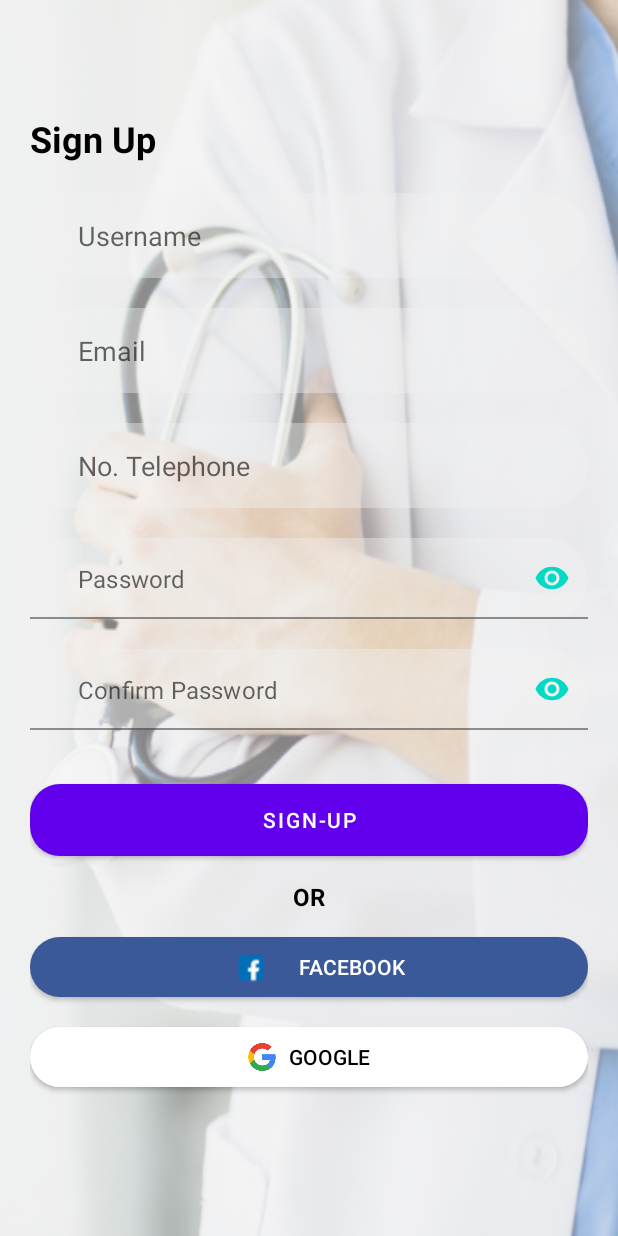
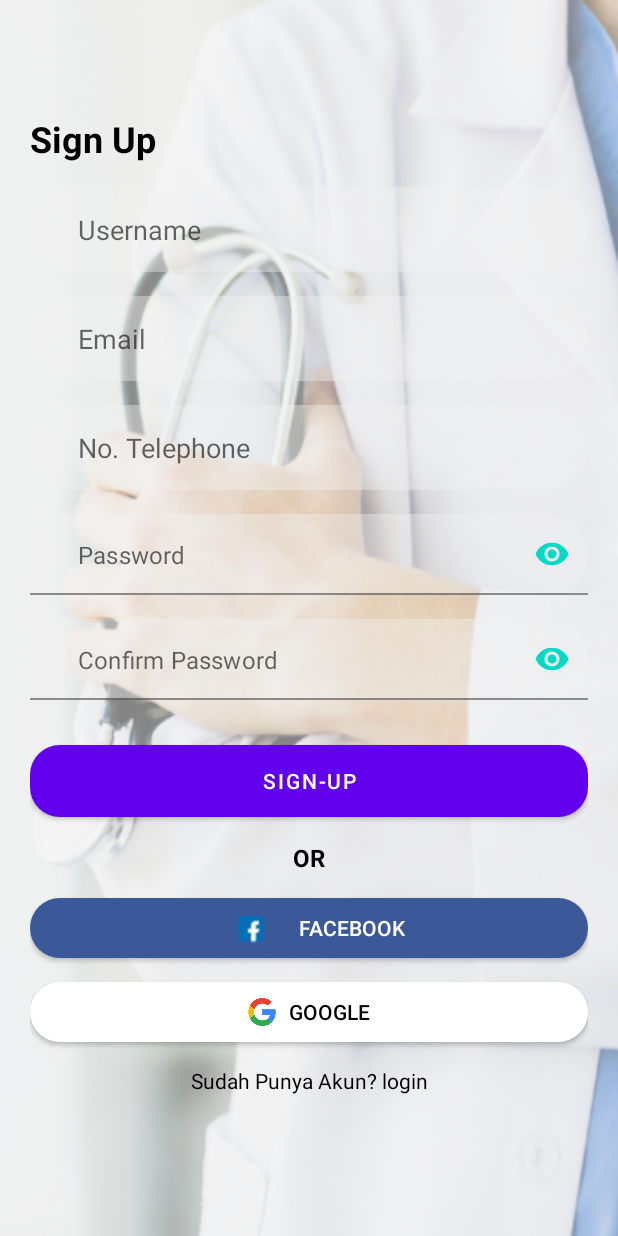
Before and after one commit to dikdikalihsan/rsudalihsanmobile.github.io, an Android app: the layout activity_sign_up.xml on its own in the app's theme, with its tools: preview values and no code run, on a phone screen of 412 x 824 dp. Run offline under Robolectric (Android 15) with nearby library versions, the phone set to English and light mode, and no system bars.

Commit message:
menambahkan di forgot password dan sign up

```diff
--- a/app/src/main/res/layout/activity_sign_up.xml
+++ b/app/src/main/res/layout/activity_sign_up.xml
@@ -42,7 +42,7 @@
                 android:textSize="24sp"
                 android:textStyle="bold"
                 android:textColor="@android:color/black"
-                android:layout_marginBottom="20dp"/>
+                android:layout_marginBottom="16dp"/>
 
             <EditText
                 android:id="@+id/etUsername"
@@ -55,8 +55,8 @@
                 android:paddingTop="16dp"
                 android:paddingBottom="16dp"
                 android:paddingEnd="16dp"
-                android:layout_marginBottom="20dp"
-                />
+                android:layout_marginBottom="16dp">
+            </EditText>
 
             <EditText
                 android:id="@+id/etEmailSignUp"
@@ -69,7 +69,7 @@
                 android:paddingTop="16dp"
                 android:paddingBottom="16dp"
                 android:paddingEnd="16dp"
-                android:layout_marginBottom="20dp"
+                android:layout_marginBottom="16dp"
                 />
 
             <EditText
@@ -83,7 +83,7 @@
                 android:paddingTop="16dp"
                 android:paddingBottom="16dp"
                 android:paddingEnd="16dp"
-                android:layout_marginBottom="20dp"
+                android:layout_marginBottom="16dp"
                 />
 
             <com.google.android.material.textfield.TextInputLayout
@@ -93,7 +93,7 @@
                 app:passwordToggleTint="@color/teal_200"
                 app:hintEnabled="false"
                 android:gravity="center_vertical"
-                android:layout_marginBottom="20dp">
+                android:layout_marginBottom="16dp">
 
                 <EditText
                     android:id="@+id/etConfirmPasswordSignUp"
@@ -116,7 +116,7 @@
                 app:passwordToggleTint="@color/teal_200"
                 app:hintEnabled="false"
                 android:gravity="center_vertical"
-                android:layout_marginBottom="36dp">
+                android:layout_marginBottom="30dp">
 
                 <EditText
                     android:id="@+id/etPasswordSignUp"
@@ -159,7 +159,7 @@
                 android:layout_width="match_parent"
                 android:layout_height="40dp"
                 android:background="@drawable/bg_btn_facebook"
-                android:layout_marginBottom="20dp"
+                android:layout_marginBottom="16dp"
                 android:elevation="2dp">
 
                 <LinearLayout
@@ -192,7 +192,7 @@
                 android:layout_width="match_parent"
                 android:layout_height="40dp"
                 android:background="@drawable/bg_btn_google"
-                android:layout_marginBottom="20dp"
+                android:layout_marginBottom="16dp"
                 android:elevation="2dp">
 
                 <LinearLayout
@@ -221,12 +221,26 @@
 
                 </LinearLayout>
 
+
+
             </FrameLayout>
 
+            <TextView
+                android:layout_width="match_parent"
+                android:layout_height="wrap_content"
+                android:text="Sudah Punya Akun? login"
+                android:textColor="@android:color/black"
+                android:textSize="14sp"
+                android:gravity="center"/>
+
         </LinearLayout>
+
+
 
 
     </ScrollView>
 
 
+
+
 </LinearLayout>
```
Also changed, not shown: app/src/main/res/layout/activity_forgot_password.xml (+20 -12 lines), app/src/main/res/drawable/ic_locked.png (added), app/src/main/res/drawable/ic_lupapassword.png (added), app/src/main/res/drawable/ic_mail.png (added), app/src/main/res/drawable/ic_phone.png (added), app/src/main/res/drawable/ic_user.png (added).
